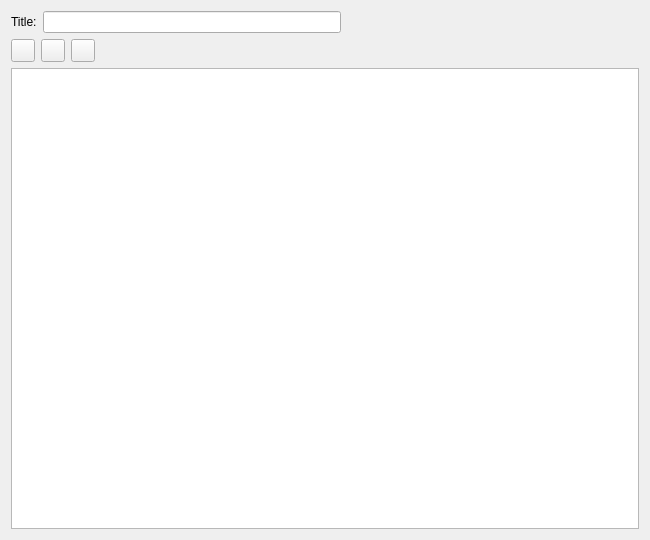
Above: ui/novel_view.ui from zkovari/plotlyst before the change. Below: the same form after it.
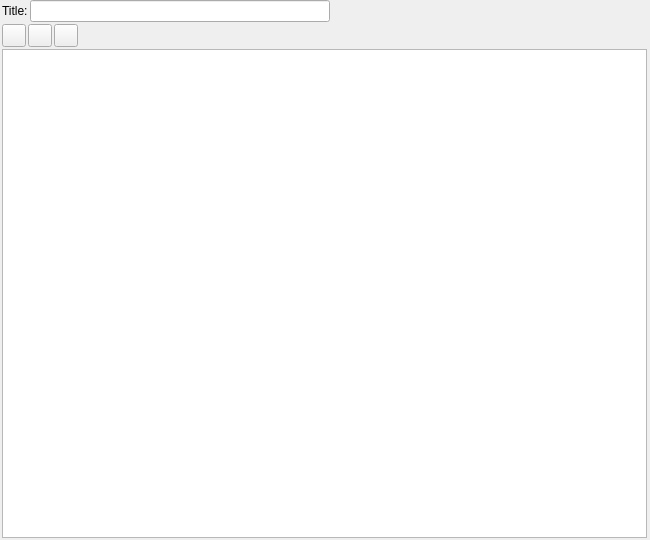
That is the form after the change.

Commit message: Reduce layout spacing here and there

```diff
--- a/ui/novel_view.ui
+++ b/ui/novel_view.ui
@@ -14,6 +14,21 @@
    <string>Form</string>
   </property>
   <layout class="QVBoxLayout" name="verticalLayout_2">
+   <property name="spacing">
+    <number>2</number>
+   </property>
+   <property name="leftMargin">
+    <number>2</number>
+   </property>
+   <property name="topMargin">
+    <number>0</number>
+   </property>
+   <property name="rightMargin">
+    <number>3</number>
+   </property>
+   <property name="bottomMargin">
+    <number>2</number>
+   </property>
    <item>
     <layout class="QHBoxLayout" name="horizontalLayout_2">
      <item>
```
The commit also changes 4 other files.
